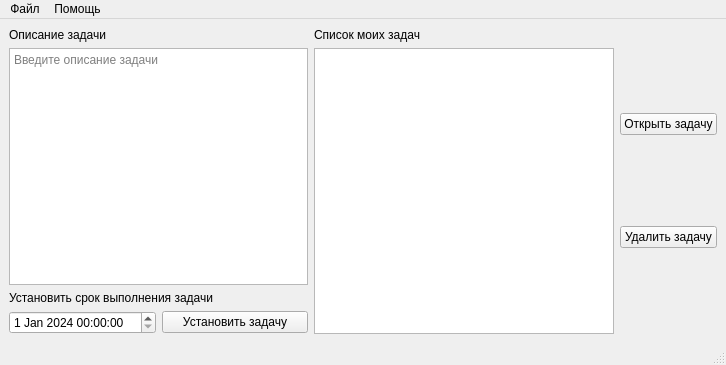
This is exam/ui/exam_main_form.ui in alexeev108/pyside_exam as Qt 5 draws it before an edit. The edited form follows.
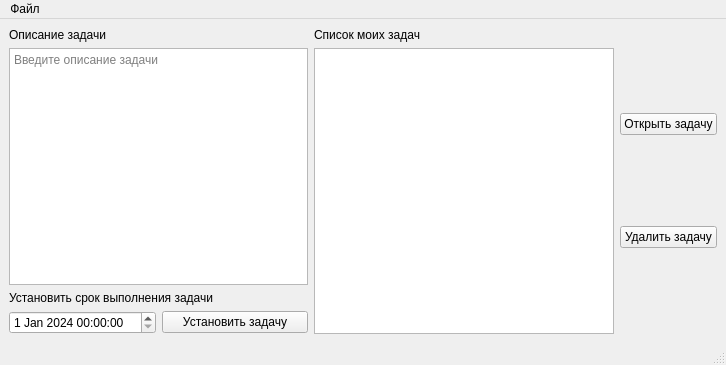
This is the edited form.

Patch:
```diff
--- a/exam/ui/exam_main_form.ui
+++ b/exam/ui/exam_main_form.ui
@@ -138,13 +138,7 @@
     <addaction name="actionSave_as"/>
     <addaction name="actionExit"/>
    </widget>
-   <widget class="QMenu" name="menuHelp">
-    <property name="title">
-     <string>Помощь</string>
-    </property>
-   </widget>
    <addaction name="menu_File"/>
-   <addaction name="menuHelp"/>
   </widget>
   <widget class="QStatusBar" name="statusbar"/>
   <action name="actionSave_as">
```
